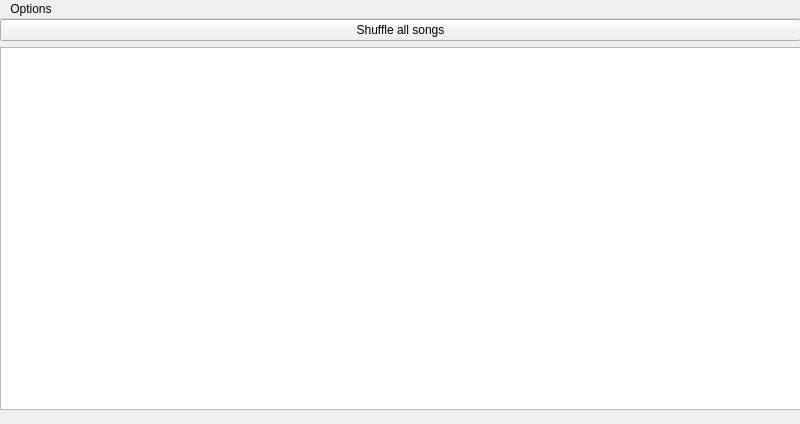
The window that musicwindow.ui (gidzzz/openmediaplayer) describes before a commit, drawn with Qt 5.
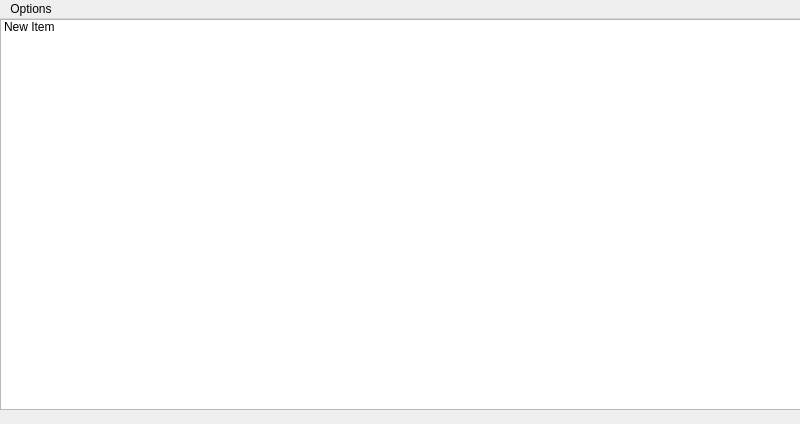
The same window after the commit.

What changed in the file:
```diff
--- a/musicwindow.ui
+++ b/musicwindow.ui
@@ -25,15 +25,17 @@
     </property>
     <layout class="QVBoxLayout" name="verticalLayout">
      <item>
-      <widget class="QPushButton" name="shuffleAllButton">
-       <property name="text">
-        <string>Shuffle all songs</string>
+      <widget class="QListWidget" name="songList">
+       <property name="horizontalScrollBarPolicy">
+        <enum>Qt::ScrollBarAlwaysOff</enum>
        </property>
+       <item>
+        <property name="text">
+         <string>New Item</string>
+        </property>
+       </item>
       </widget>
      </item>
-     <item>
-      <widget class="QListWidget" name="songList"/>
-     </item>
     </layout>
    </widget>
   </widget>
```
